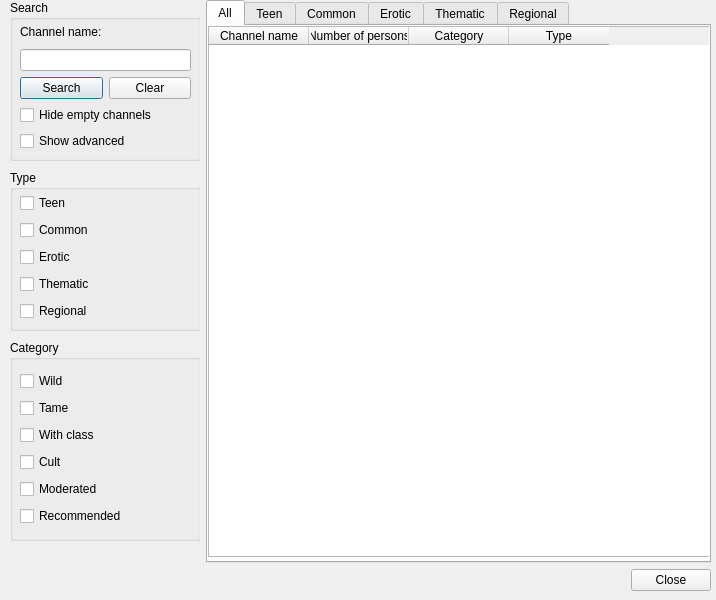
Old version of the form ui/channel_list.ui in the repository gitter-badger/simplechatclient.
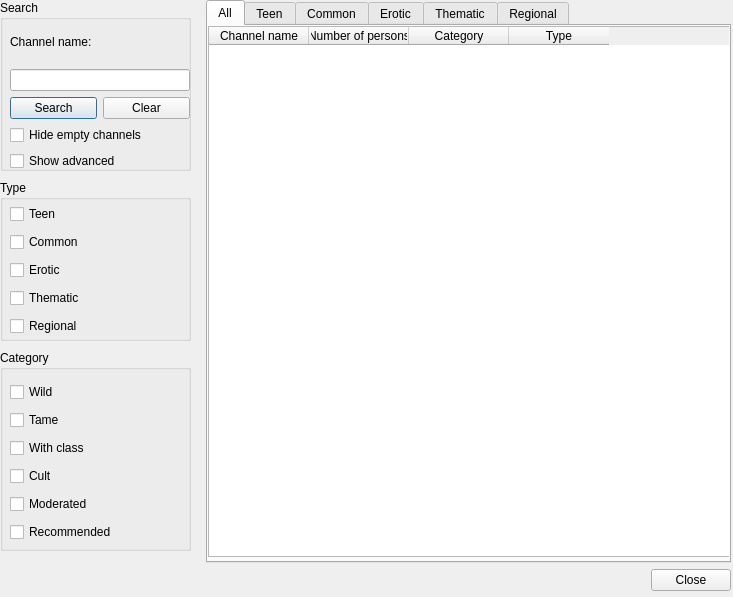
New version of the form. Icons and pictures are not drawn.

Patch:
```diff
--- a/ui/channel_list.ui
+++ b/ui/channel_list.ui
@@ -9,8 +9,8 @@
    <rect>
     <x>0</x>
     <y>0</y>
-    <width>716</width>
-    <height>600</height>
+    <width>733</width>
+    <height>597</height>
    </rect>
   </property>
   <property name="sizePolicy">
@@ -34,7 +34,7 @@
     <rect>
      <x>0</x>
      <y>0</y>
-     <width>711</width>
+     <width>731</width>
      <height>591</height>
     </rect>
    </property>
@@ -58,18 +58,12 @@
         <widget class="QGroupBox" name="groupBox_search">
          <property name="geometry">
           <rect>
-           <x>10</x>
+           <x>0</x>
            <y>0</y>
            <width>191</width>
-           <height>161</height>
+           <height>171</height>
           </rect>
          </property>
-         <property name="maximumSize">
-          <size>
-           <width>200</width>
-           <height>300</height>
-          </size>
-         </property>
          <property name="title">
           <string>Search</string>
          </property>
@@ -78,8 +72,8 @@
            <rect>
             <x>10</x>
             <y>20</y>
-            <width>171</width>
-            <height>131</height>
+            <width>180</width>
+            <height>151</height>
            </rect>
           </property>
           <layout class="QVBoxLayout" name="verticalLayout_2">
@@ -131,24 +125,12 @@
         <widget class="QGroupBox" name="groupBox_type">
          <property name="geometry">
           <rect>
-           <x>10</x>
-           <y>170</y>
+           <x>0</x>
+           <y>180</y>
            <width>191</width>
            <height>161</height>
           </rect>
          </property>
-         <property name="minimumSize">
-          <size>
-           <width>0</width>
-           <height>0</height>
-          </size>
-         </property>
-         <property name="maximumSize">
-          <size>
-           <width>200</width>
-           <height>16777215</height>
-          </size>
-         </property>
          <property name="title">
           <string>Type</string>
          </property>
@@ -158,7 +140,7 @@
             <x>10</x>
             <y>22</y>
             <width>171</width>
-            <height>133</height>
+            <height>136</height>
            </rect>
           </property>
           <layout class="QVBoxLayout" name="verticalLayout_3">
@@ -203,24 +185,12 @@
         <widget class="QGroupBox" name="groupBox_category">
          <property name="geometry">
           <rect>
-           <x>10</x>
-           <y>340</y>
+           <x>0</x>
+           <y>350</y>
            <width>191</width>
            <height>201</height>
           </rect>
          </property>
-         <property name="minimumSize">
-          <size>
-           <width>0</width>
-           <height>0</height>
-          </size>
-         </property>
-         <property name="maximumSize">
-          <size>
-           <width>200</width>
-           <height>16777215</height>
-          </size>
-         </property>
          <property name="title">
           <string>Category</string>
          </property>
@@ -230,7 +200,7 @@
             <x>10</x>
             <y>30</y>
             <width>171</width>
-            <height>160</height>
+            <height>164</height>
            </rect>
           </property>
           <layout class="QVBoxLayout" name="verticalLayout_4">
```
Left out of the diff: 27 changed lines with no effect on the pictures.
